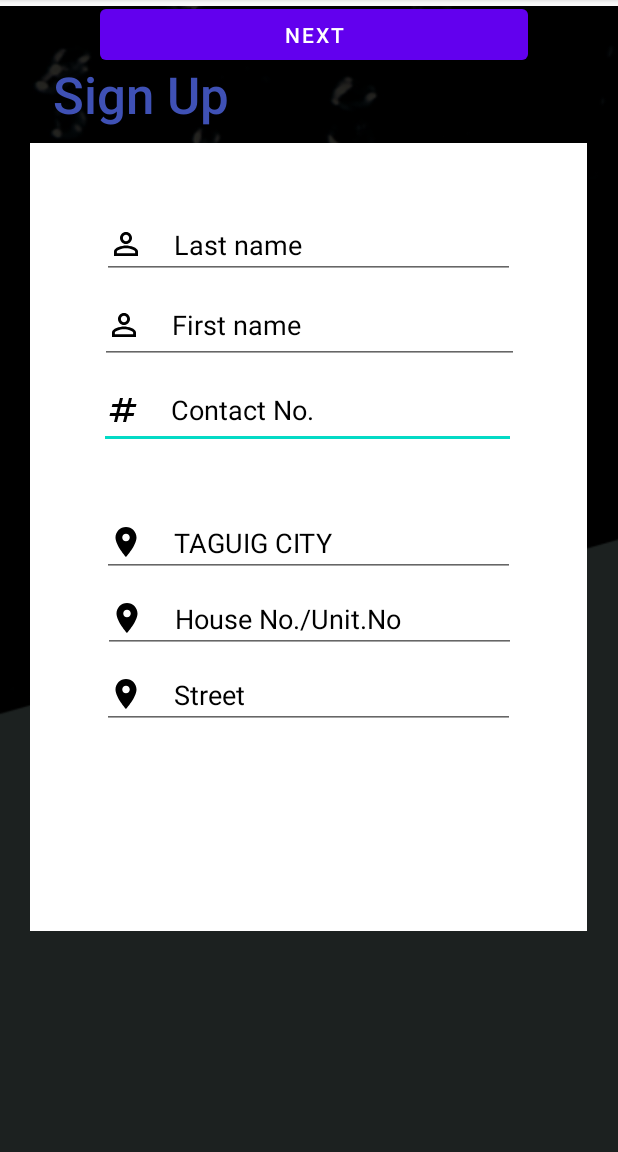
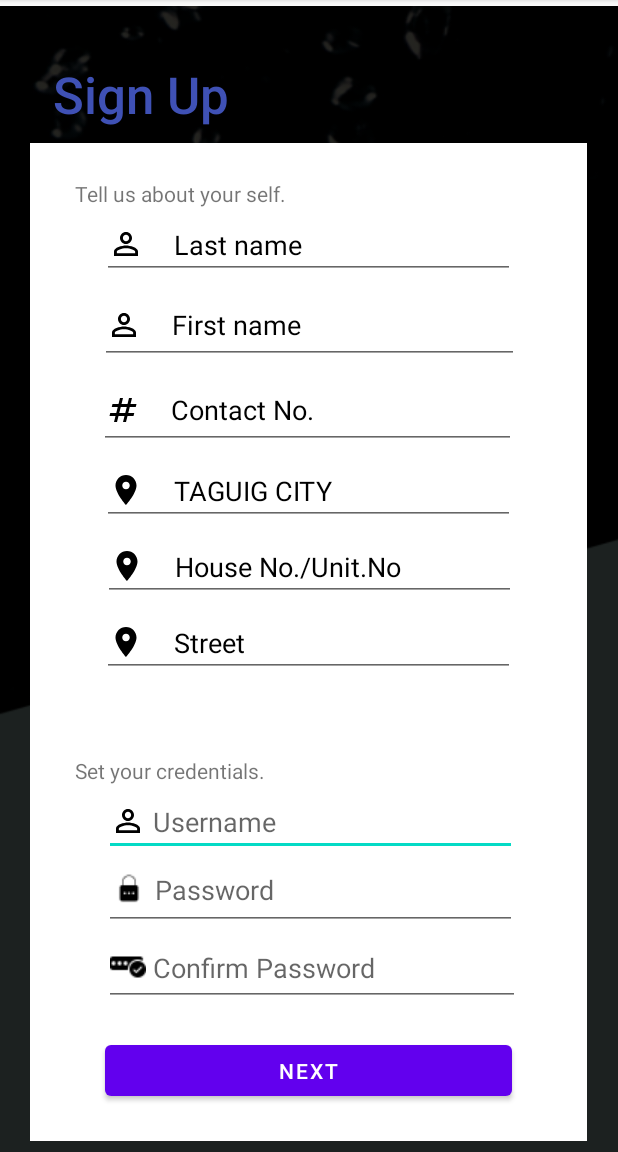
Before and after one commit to Chony-Or/ORDERING-SYSTEM, an Android app: the SignupPage screen opened directly, with no data from a screen before it, on a phone screen of 412 x 824 dp, the part 84-1236 px from its top. Run offline under Robolectric (Android 15) with nearby library versions, the phone set to English and light mode, and no system bars; libraries missing offline, so code that uses them is left out: com.vishnusivadas.advanced_httpurlconnection; Roboto replaces fonts that are not available here; 1 statement that could not run was skipped.

Commit message:
design: anotherone signup with credentials na

```diff
--- a/app/src/main/res/layout/activity_signup_page.xml
+++ b/app/src/main/res/layout/activity_signup_page.xml
@@ -26,8 +26,92 @@
             android:layout_marginTop="20dp"
             android:layout_marginEnd="100dp"
 
+            app:srcCompat="@drawable/whitebglong" />
 
+        <ImageView
+            android:id="@+id/imageView3"
+            android:layout_width="402dp"
+            android:layout_height="668dp"
+            android:layout_marginStart="20dp"
+            android:layout_marginTop="160dp"
+            android:layout_marginEnd="100dp"
             app:srcCompat="@drawable/whitebglong" />
+
+        <Button
+            android:id="@+id/next_bt"
+            android:layout_width="285dp"
+            android:layout_height="46dp"
+            android:layout_alignParentStart="true"
+            android:layout_alignParentBottom="true"
+            android:layout_marginStart="70dp"
+            android:layout_marginEnd="150dp"
+            android:layout_marginBottom="101dp"
+            android:text="NEXT"
+            app:layout_constraintBottom_toBottomOf="parent"
+            tools:ignore="MissingConstraints" />
+
+        <EditText
+            android:id="@+id/regular_Username"
+            android:layout_width="275dp"
+            android:layout_height="wrap_content"
+            android:layout_alignParentStart="true"
+            android:layout_alignParentBottom="true"
+            android:layout_marginStart="69dp"
+            android:layout_marginBottom="267dp"
+            android:drawableLeft="@drawable/ic_baseline_person_outline_24"
+            android:ems="10"
+            android:hint=" Username"
+            android:inputType="text" />
+
+        <EditText
+            android:id="@+id/regular_Password"
+            android:layout_width="275dp"
+            android:layout_height="wrap_content"
+            android:layout_below="@+id/regular_Username"
+            android:layout_alignParentStart="true"
+            android:layout_alignParentBottom="true"
+            android:layout_marginStart="69dp"
+            android:layout_marginTop="-271dp"
+            android:layout_marginBottom="218dp"
+            android:drawableLeft="@drawable/passicon"
+            android:ems="10"
+            android:hint=" Password"
+            android:inputType="textPassword" />
+
+        <EditText
+            android:id="@+id/regular_Confirmpass"
+            android:layout_width="277dp"
+            android:layout_height="wrap_content"
+            android:layout_below="@+id/regular_Password"
+            android:layout_alignParentStart="true"
+            android:layout_alignParentBottom="true"
+            android:layout_marginStart="69dp"
+            android:layout_marginTop="-218dp"
+            android:layout_marginBottom="167dp"
+            android:drawableLeft="@drawable/confirmpassicon"
+            android:ems="10"
+            android:hint=" Confirm Password"
+            android:inputType="textPassword" />
+
+        <TextView
+            android:id="@+id/textView3"
+            android:layout_width="wrap_content"
+            android:layout_height="wrap_content"
+            android:layout_marginTop="115dp"
+            android:layout_marginEnd="165dp"
+            android:fontFamily="sans-serif"
+            android:layout_marginStart="50dp"
+            android:text="Tell us about your self." />
+
+        <TextView
+            android:id="@+id/textView4"
+            android:layout_width="wrap_content"
+            android:layout_height="wrap_content"
+            android:layout_marginTop="500dp"
+            android:layout_marginEnd="165dp"
+            android:fontFamily="sans-serif"
+            android:layout_marginStart="50dp"
+            android:text="Set your credentials." />
 
     </RelativeLayout>
 
@@ -96,7 +180,7 @@
         android:layout_alignParentEnd="true"
         android:layout_alignParentBottom="true"
         android:layout_marginStart="68dp"
-        android:layout_marginTop="40dp"
+        android:layout_marginTop="5dp"
         android:layout_marginEnd="68dp"
         android:drawableLeft="@drawable/ic_address"
         android:drawablePadding="20dp"
@@ -172,36 +256,5 @@
         app:layout_constraintStart_toStartOf="parent"
         app:layout_constraintTop_toBottomOf="@+id/regular_street" />
 
-    <Button
-        android:id="@+id/next_bt"
-        android:layout_width="285dp"
-        android:layout_height="46dp"
-        android:layout_alignParentStart="true"
-        android:layout_alignParentBottom="true"
-        android:layout_marginStart="83dp"
-        android:layout_marginEnd="84dp"
-        android:text="NEXT"
-        app:layout_constraintEnd_toEndOf="parent"
-        app:layout_constraintHorizontal_bias="0.414"
-        app:layout_constraintStart_toStartOf="parent"
-        tools:ignore="MissingConstraints"
-        tools:layout_editor_absoluteY="541dp" />
-
-    <TextView
-        android:id="@+id/textView3"
-        android:layout_width="wrap_content"
-        android:layout_height="wrap_content"
-        android:text="Tell us about yourself."
-        tools:layout_editor_absoluteX="50dp"
-        tools:layout_editor_absoluteY="111dp" />
-
-    <TextView
-        android:id="@+id/textView4"
-        android:layout_width="wrap_content"
-        android:layout_height="wrap_content"
-        android:text="Where do you live?"
-        tools:layout_editor_absoluteX="50dp"
-        tools:layout_editor_absoluteY="308dp" />
-
 
 </androidx.constraintlayout.widget.ConstraintLayout>
```
